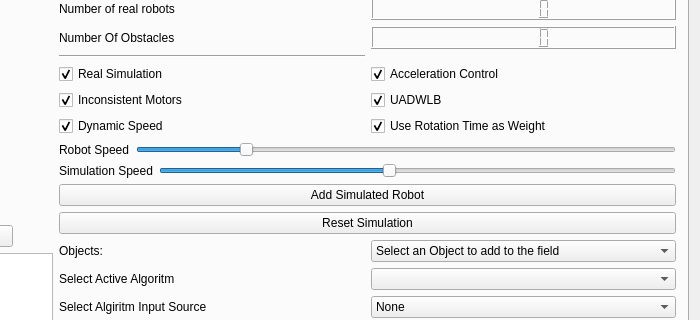
RemcoMusic/Server-application, file Server-application/user_interface/mainwindow.ui: the form before one commit; both pictures show x 588 to 1288 and y 109 to 429 of the 1288 by 694 pixel window.
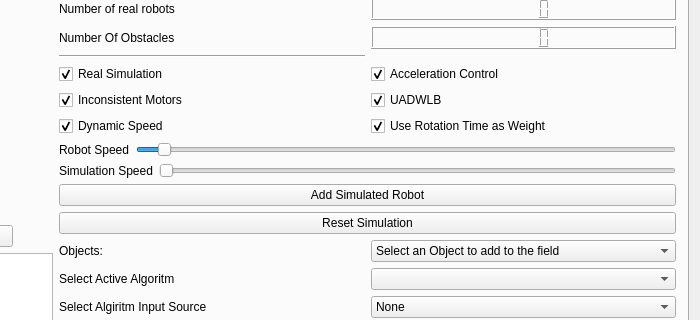
The form after the commit.

The edit to the form file:
```diff
--- a/Server-application/user_interface/mainwindow.ui
+++ b/Server-application/user_interface/mainwindow.ui
@@ -365,7 +365,7 @@
                <number>255</number>
               </property>
               <property name="value">
-               <number>50</number>
+               <number>10</number>
               </property>
               <property name="orientation">
                <enum>Qt::Horizontal</enum>
@@ -399,7 +399,7 @@
                <number>10</number>
               </property>
               <property name="value">
-               <number>5</number>
+               <number>1</number>
               </property>
               <property name="orientation">
                <enum>Qt::Horizontal</enum>
```
